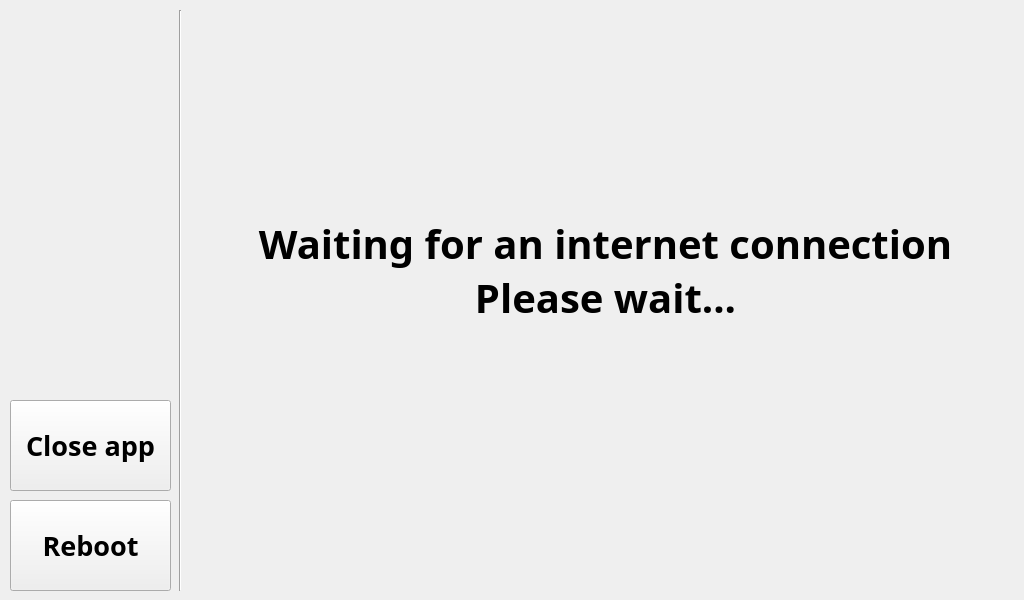
Qt form core/gui/main.ui (qcha41/raspberry-coffee-manager) before a commit.
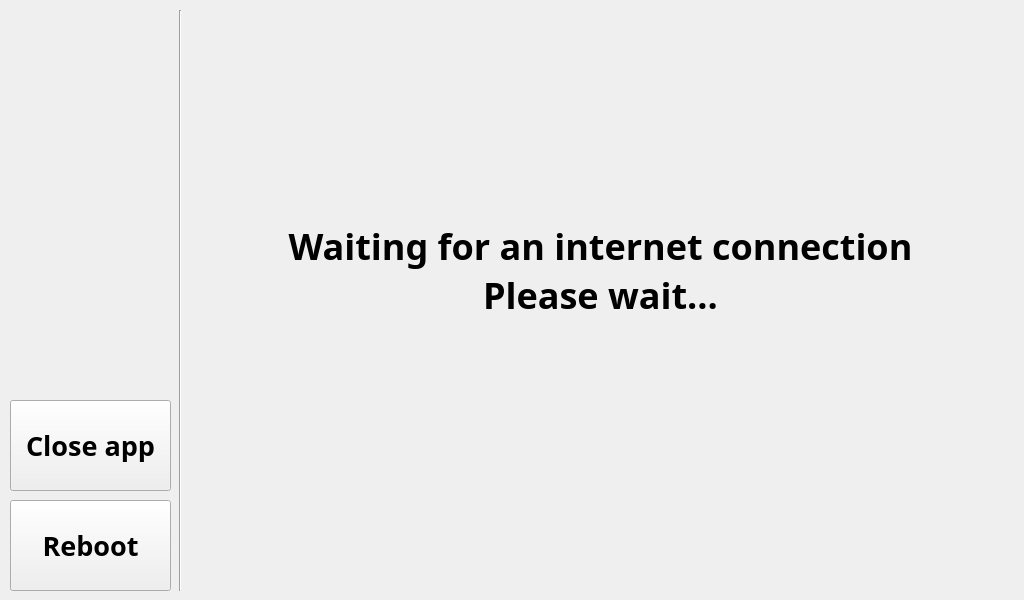
The same form after that commit. The open tabs and pages were chosen to show the change.

What changed in the file:
```diff
--- a/core/gui/main.ui
+++ b/core/gui/main.ui
@@ -115,16 +115,16 @@
      <widget class="QLabel" name="label_5">
       <property name="geometry">
        <rect>
-        <x>240</x>
+        <x>180</x>
         <y>190</y>
-        <width>711</width>
+        <width>821</width>
         <height>141</height>
        </rect>
       </property>
       <property name="font">
        <font>
         <family>Microsoft Yi Baiti</family>
-        <pointsize>30</pointsize>
+        <pointsize>27</pointsize>
         <weight>75</weight>
         <bold>true</bold>
         <underline>false</underline>
```
Left out of the diff: 6 changed lines with no effect on the pictures.
